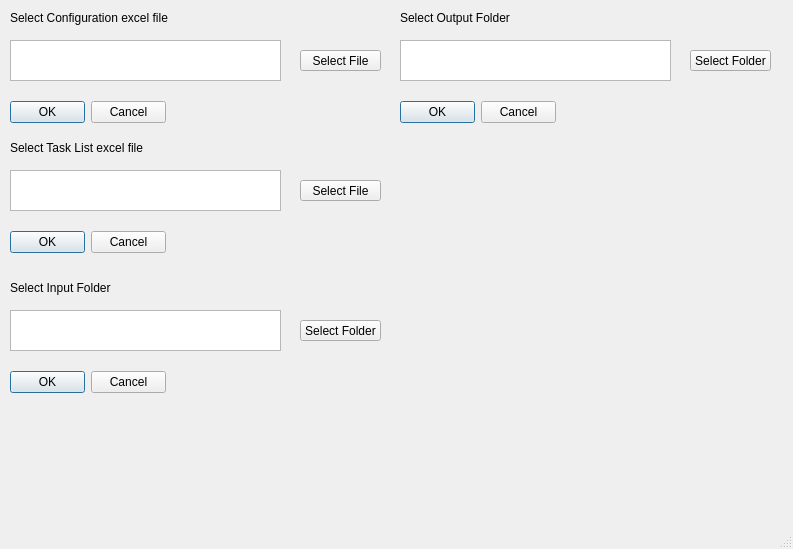
Above: gui/main_window.ui from Unmask06/rotalysis before the change. Below: the same form after it.
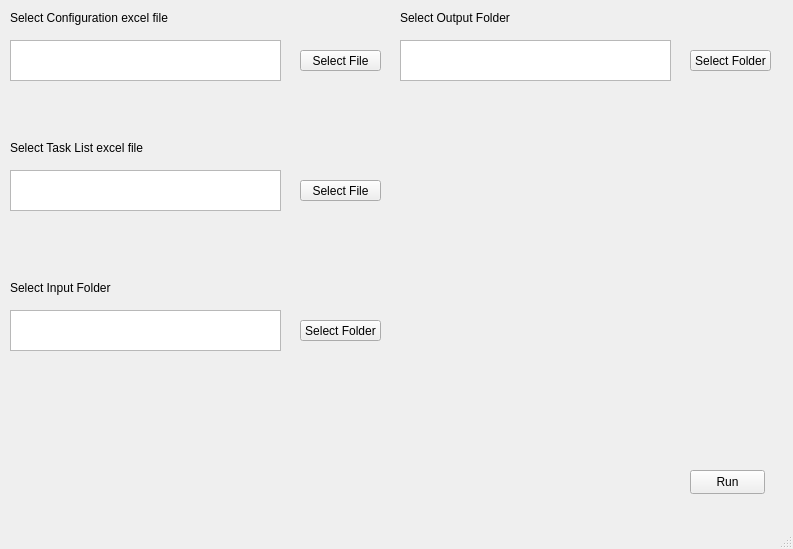
That is the form after the change.

Commit message: GUI ready for deployment

```diff
--- a/gui/main_window.ui
+++ b/gui/main_window.ui
@@ -24,19 +24,6 @@
      </rect>
     </property>
    </widget>
-   <widget class="QDialogButtonBox" name="bbConfig">
-    <property name="geometry">
-     <rect>
-      <x>10</x>
-      <y>100</y>
-      <width>156</width>
-      <height>24</height>
-     </rect>
-    </property>
-    <property name="standardButtons">
-     <set>QDialogButtonBox::Cancel|QDialogButtonBox::Ok</set>
-    </property>
-   </widget>
    <widget class="QLabel" name="label">
     <property name="geometry">
      <rect>
@@ -63,19 +50,6 @@
      <string>Select File</string>
     </property>
    </widget>
-   <widget class="QDialogButtonBox" name="bbTaskList">
-    <property name="geometry">
-     <rect>
-      <x>10</x>
-      <y>230</y>
-      <width>156</width>
-      <height>24</height>
-     </rect>
-    </property>
-    <property name="standardButtons">
-     <set>QDialogButtonBox::Cancel|QDialogButtonBox::Ok</set>
-    </property>
-   </widget>
    <widget class="QPlainTextEdit" name="tbox_tasklist">
     <property name="geometry">
      <rect>
@@ -125,19 +99,6 @@
      <string>Select Folder</string>
     </property>
    </widget>
-   <widget class="QDialogButtonBox" name="bbInputFolder">
-    <property name="geometry">
-     <rect>
-      <x>10</x>
-      <y>370</y>
-      <width>156</width>
-      <height>24</height>
-     </rect>
-    </property>
-    <property name="standardButtons">
-     <set>QDialogButtonBox::Cancel|QDialogButtonBox::Ok</set>
-    </property>
-   </widget>
    <widget class="QPlainTextEdit" name="tbox_InputFolder">
     <property name="geometry">
      <rect>
@@ -171,19 +132,6 @@
      </rect>
     </property>
    </widget>
-   <widget class="QDialogButtonBox" name="bbOutputFolder">
-    <property name="geometry">
-     <rect>
-      <x>400</x>
-      <y>100</y>
-      <width>156</width>
-      <height>24</height>
-     </rect>
-    </property>
-    <property name="standardButtons">
-     <set>QDialogButtonBox::Cancel|QDialogButtonBox::Ok</set>
-    </property>
-   </widget>
    <widget class="QLabel" name="label_4">
     <property name="geometry">
      <rect>
@@ -210,6 +158,19 @@
      <string>Select Folder</string>
     </property>
    </widget>
+   <widget class="QPushButton" name="pbRun">
+    <property name="geometry">
+     <rect>
+      <x>690</x>
+      <y>470</y>
+      <width>75</width>
+      <height>24</height>
+     </rect>
+    </property>
+    <property name="text">
+     <string>Run</string>
+    </property>
+   </widget>
   </widget>
   <widget class="QMenuBar" name="menubar">
    <property name="geometry">
```
The commit also changes 3 other files.
